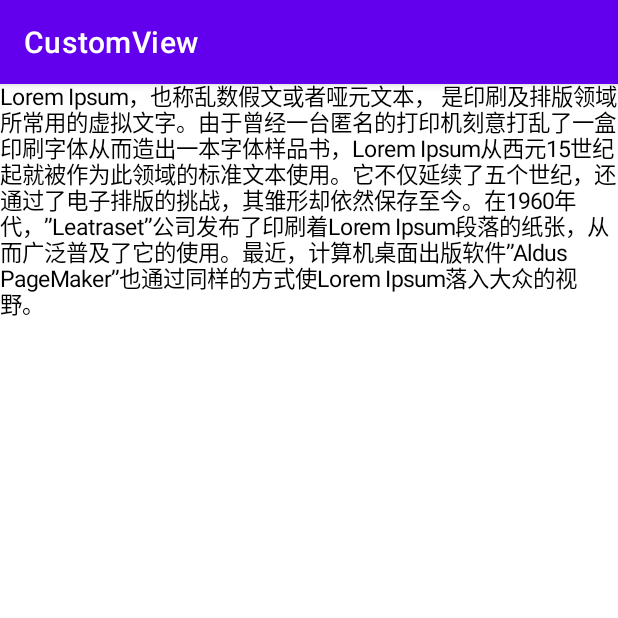
After one commit to QuiteCoder/CustomView, an Android app: the MultilineTextActivity screen opened directly, with no data from a screen before it, on a phone screen of 412 x 824 dp, the top half of it. The commit adds this screen. Run offline under Robolectric (Android 15) with nearby library versions, the phone set to English and light mode, and no system bars.

Commit message:
自定义图文控件基础文件上传

```diff
--- a/app/src/main/AndroidManifest.xml
+++ b/app/src/main/AndroidManifest.xml
@@ -20,6 +20,7 @@
         <activity android:name=".activity.ActivityScaleAnimation"/>
         <activity android:name=".activity.DashBoardViewActivity"/>
         <activity android:name=".activity.MaterialEditTextActivity"/>
+        <activity android:name=".activity.MultilineTextActivity"/>
     </application>
 
 </manifest>
--- a/app/src/main/java/com/hpf/customview/activity/MainActivity.kt
+++ b/app/src/main/java/com/hpf/customview/activity/MainActivity.kt
@@ -53,4 +53,9 @@ class MainActivity : AppCompatActivity() {
         val intent : Intent = Intent(this, MaterialEditTextActivity::class.java)
         startActivity(intent)
     }
+
+    fun multilineText(view: View) {
+        val intent : Intent = Intent(this, MultilineTextActivity::class.java)
+        startActivity(intent)
+    }
 }
--- /dev/null
+++ b/app/src/main/java/com/hpf/customview/activity/MultilineTextActivity.kt
@@ -0,0 +1,23 @@
+package com.hpf.customview.activity
+
+import android.os.Bundle
+import android.os.Handler
+import android.os.Looper
+import android.os.Message
+import android.util.Log
+import android.view.View
+import android.widget.ImageButton
+import androidx.appcompat.app.AppCompatActivity
+import com.hpf.customview.R
+import com.hpf.customview.widget.CircleProgressBar
+
+class MultilineTextActivity : AppCompatActivity() {
+    val TAG : String = this.javaClass.simpleName
+    val STOP_ANIMATION : Int = 1
+
+    override fun onCreate(savedInstanceState: Bundle?) {
+        super.onCreate(savedInstanceState)
+        setContentView(R.layout.multiline_text_activity)
+    }
+
+}
--- a/app/src/main/java/com/hpf/customview/widget/MaterialEditText.kt
+++ b/app/src/main/java/com/hpf/customview/widget/MaterialEditText.kt
@@ -22,7 +22,7 @@ class MaterialEditText(context: Context, attrs: AttributeSet) : AppCompatEditTex
         isDither = true
         textSize = TEXT_SIZE
     }
-    private var floatTextShown:Boolean = true
+    private var floatTextShown:Boolean = false
     var floatTextFraction = 0f
         set(value) {
             field = value
@@ -55,7 +55,7 @@ class MaterialEditText(context: Context, attrs: AttributeSet) : AppCompatEditTex
     override fun onTextChanged(text: CharSequence?, start: Int, lengthBefore: Int, lengthAfter: Int) {
         super.onTextChanged(text, start, lengthBefore, lengthAfter)
         Log.d("onTextChanged","floatTextShown = " + floatTextShown)
-        /*if (!floatTextShown && !text.isNullOrEmpty()) {
+        if (!floatTextShown && !text.isNullOrEmpty()) {
             //播放上升动画
             animator.start()
             floatTextShown = true
@@ -63,7 +63,7 @@ class MaterialEditText(context: Context, attrs: AttributeSet) : AppCompatEditTex
             //播放下降动画
             animator.reverse()
             floatTextShown = false
-        }*/
+        }
 
     }
 }
--- /dev/null
+++ b/app/src/main/java/com/hpf/customview/widget/MultilineTextView.kt
@@ -0,0 +1,31 @@
+package com.hpf.customview.widget
+
+import android.content.Context
+import android.graphics.Canvas
+import android.graphics.Paint
+import android.text.Layout
+import android.text.StaticLayout
+import android.text.TextPaint
+import android.util.AttributeSet
+import android.view.View
+import com.hpf.customview.dp
+
+class MultilineTextView(context: Context?, attrs: AttributeSet?) : View(context, attrs) {
+    var textSample =
+        "Lorem Ipsum，也称乱数假文或者哑元文本， 是印刷及排版领域所常用的虚拟文字。" +
+                "由于曾经一台匿名的打印机刻意打乱了一盒印刷字体从而造出一本字体样品书，" +
+                "Lorem Ipsum从西元15世纪起就被作为此领域的标准文本使用。它不仅延续了五个世纪，" +
+                "还通过了电子排版的挑战，其雏形却依然保存至今。在1960年代，”Leatraset”公司发布了印刷着Lorem " +
+                "Ipsum段落的纸张，从而广泛普及了它的使用。最近，计算机桌面出版软件”Aldus PageMaker”也通过同样的方式使Lorem Ipsum落入大众的视野。"
+    var mPaint = TextPaint().apply {
+        isAntiAlias = true
+        textSize = 15.dp
+    }
+
+    override fun onDraw(canvas: Canvas) {
+        super.onDraw(canvas)
+        val staticLayout =
+            StaticLayout(textSample, mPaint, width, Layout.Alignment.ALIGN_NORMAL, 1f, 0f, false)
+        staticLayout.draw(canvas)
+    }
+}
--- a/app/src/main/res/layout/activity_main.xml
+++ b/app/src/main/res/layout/activity_main.xml
@@ -41,6 +41,12 @@
                 android:onClick="materialEditText"
                 android:text="自定义EditText" />
 
+            <Button
+                android:layout_width="wrap_content"
+                android:layout_height="wrap_content"
+                android:onClick="multilineText"
+                android:text="自定义图文控件" />
+
         </LinearLayout>
     </ScrollView>
 
--- /dev/null
+++ b/app/src/main/res/layout/multiline_text_activity.xml
@@ -0,0 +1,12 @@
+<?xml version="1.0" encoding="utf-8"?>
+<LinearLayout xmlns:android="http://schemas.android.com/apk/res/android"
+    android:layout_width="match_parent"
+    android:layout_height="match_parent"
+    android:orientation="vertical">
+
+    <com.hpf.customview.widget.MultilineTextView
+        android:id="@+id/mtt"
+        android:layout_width="match_parent"
+        android:layout_height="match_parent"/>
+
+</LinearLayout>
```
Also changed, not shown: app/src/main/java/com/hpf/customview/MyTestCode.java (added, +7 -0 lines).
